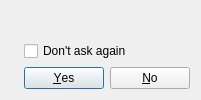
Old version of the form src/other/closedialog.ui in the repository QupZilla/qupzilla.
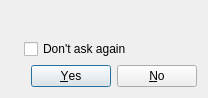
New version of the form. Icons and pictures are not drawn.

Diff of the .ui file:
```diff
--- a/src/other/closedialog.ui
+++ b/src/other/closedialog.ui
@@ -2,6 +2,14 @@
 <ui version="4.0">
  <class>CloseDialog</class>
  <widget class="QDialog" name="CloseDialog">
+  <property name="geometry">
+   <rect>
+    <x>0</x>
+    <y>0</y>
+    <width>208</width>
+    <height>98</height>
+   </rect>
+  </property>
   <property name="windowTitle">
    <string>There are still open tabs</string>
   </property>
```
Left out of the diff: 8 changed lines with no effect on the pictures.
